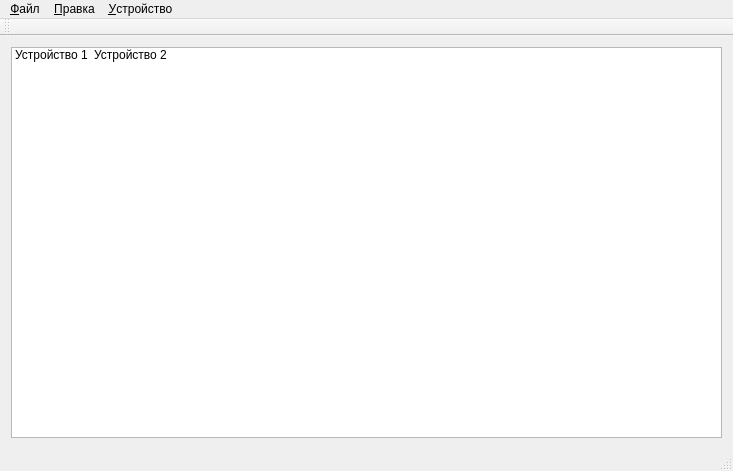
The window that ui/AdManager.ui (askoufyin/admanager) describes before a commit, drawn with Qt 5.
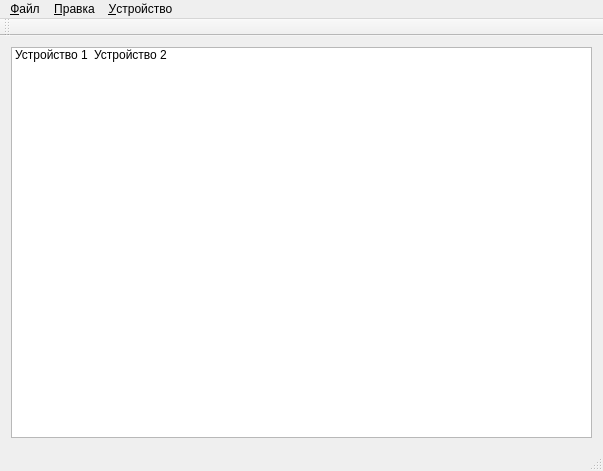
The same window after the commit. Icons and pictures are not drawn.

Diff of the .ui file:
```diff
--- a/ui/AdManager.ui
+++ b/ui/AdManager.ui
@@ -6,7 +6,7 @@
    <rect>
     <x>0</x>
     <y>0</y>
-    <width>733</width>
+    <width>603</width>
     <height>471</height>
    </rect>
   </property>
@@ -59,7 +59,7 @@
     <rect>
      <x>0</x>
      <y>0</y>
-     <width>733</width>
+     <width>603</width>
      <height>21</height>
     </rect>
    </property>
```
Left out of the diff: 10 changed lines with no effect on the pictures.
